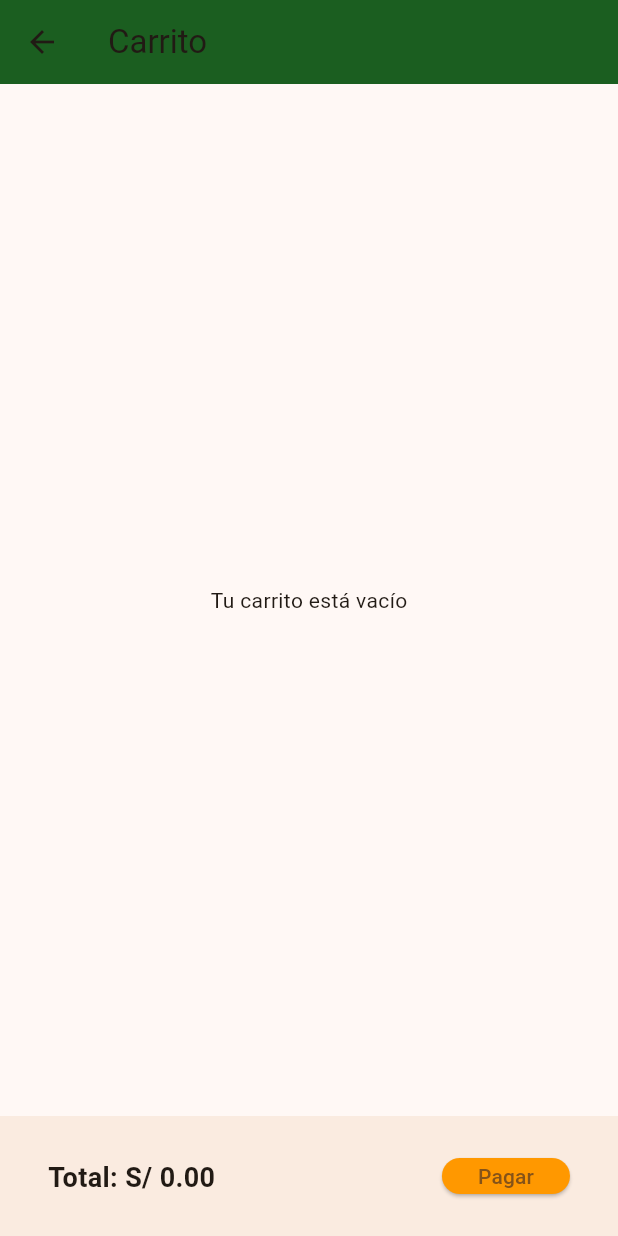
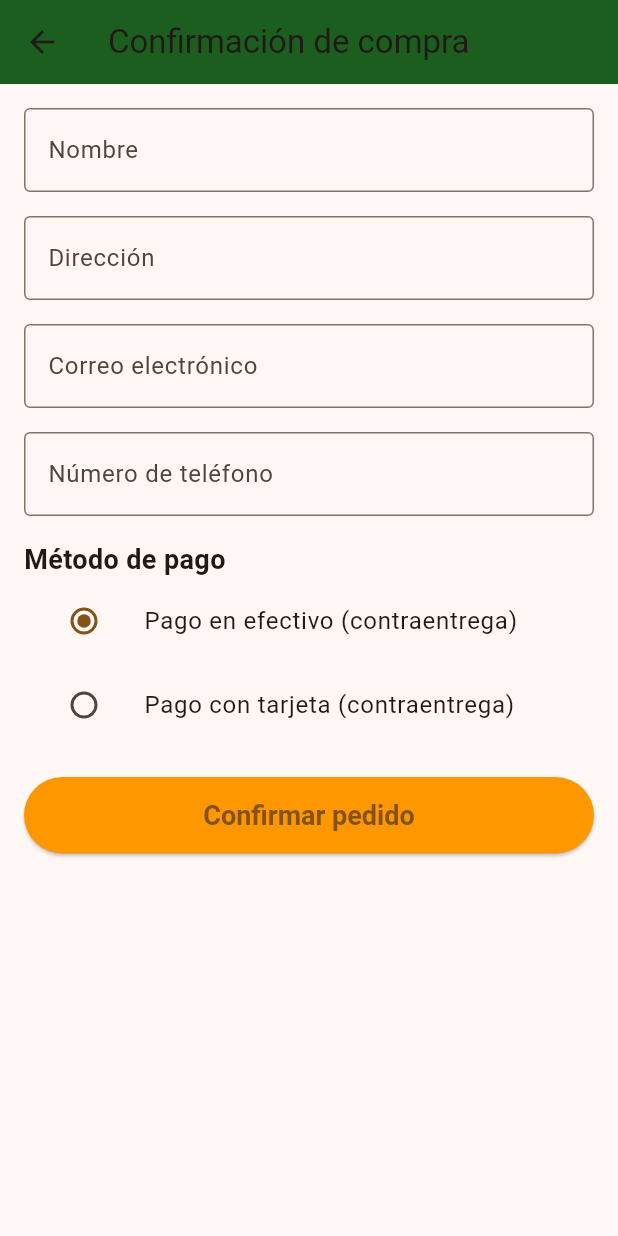
Before and after one commit to JoseArroyo2k/AppDeliveryPolleria, a Flutter app: the CarritoPage screen opened directly, after a tap on "Pagar", on a phone screen of 412 x 824 dp. Run offline on Flutter 3.47's test engine with Material 3 defaults, Android fonts, the phone set to English and light mode, and no system bars; our stand-ins replace carousel_slider, cloud_firestore, firebase_core; accounts and stored records are empty.

Commit message:
Avance del carrito - autocompletado restante

```diff
--- /dev/null
+++ b/lib/ConfirmacionCompra.dart
@@ -0,0 +1,156 @@
+import 'package:flutter/material.dart';
+import 'package:provider/provider.dart';
+import 'user_provider.dart'; // Importamos el UserProvider
+
+class ConfirmacionCompraPage extends StatefulWidget {
+  final bool isRegistered;
+
+  ConfirmacionCompraPage({required this.isRegistered});
+
+  @override
+  _ConfirmacionCompraPageState createState() => _ConfirmacionCompraPageState();
+}
+
+class _ConfirmacionCompraPageState extends State<ConfirmacionCompraPage> {
+  TextEditingController _nombreController = TextEditingController();
+  TextEditingController _direccionController = TextEditingController();
+  TextEditingController _correoController = TextEditingController();
+  TextEditingController _numeroController = TextEditingController();
+
+  String _metodoPago = 'efectivo';
+
+  @override
+  void initState() {
+    super.initState();
+    if (widget.isRegistered) {
+      _autocompletarDatos();
+    }
+  }
+
+  // Autocompletamos los datos del usuario usando el UserProvider
+  void _autocompletarDatos() {
+    final userProvider = Provider.of<UserProvider>(context, listen: false);
+
+    // Asegurarse de que los datos se imprimen en consola para depuración
+    print('Autocompletando datos de usuario...');
+    print('Nombre: ${userProvider.nombre}');
+    print('Dirección: ${userProvider.direccion}');
+    print('Correo: ${userProvider.correo}');
+    print('Número: ${userProvider.numero}');
+
+    _nombreController.text = userProvider.nombre;
+    _direccionController.text = userProvider.direccion;
+    _correoController.text = userProvider.correo;
+    _numeroController.text = userProvider.numero;
+  }
+
+  // Función de confirmación de pedido
+  void _confirmarPedido() {
+    if (_nombreController.text.isEmpty ||
+        _direccionController.text.isEmpty ||
+        _correoController.text.isEmpty ||
+        _numeroController.text.isEmpty) {
+      ScaffoldMessenger.of(context).showSnackBar(SnackBar(
+        content: Text('Por favor, complete todos los campos'),
+        backgroundColor: Colors.red,
+      ));
+      return;
+    }
+
+    ScaffoldMessenger.of(context).showSnackBar(SnackBar(
+      content: Text('Pedido confirmado con éxito'),
+      backgroundColor: Colors.green,
+    ));
+
+    Navigator.pop(context);
+  }
+
+  @override
+  Widget build(BuildContext context) {
+    return Scaffold(
+      appBar: AppBar(
+        title: Text('Confirmación de compra'),
+        backgroundColor: Colors.green[900],
+      ),
+      body: Padding(
+        padding: const EdgeInsets.all(16.0),
+        child: Column(
+          crossAxisAlignment: CrossAxisAlignment.start,
+          children: [
+            TextField(
+              controller: _nombreController,
+              decoration: InputDecoration(
+                labelText: 'Nombre',
+                border: OutlineInputBorder(),
+              ),
+            ),
+            SizedBox(height: 16),
+            TextField(
+              controller: _direccionController,
+              decoration: InputDecoration(
+                labelText: 'Dirección',
+                border: OutlineInputBorder(),
+              ),
+            ),
+            SizedBox(height: 16),
+            TextField(
+              controller: _correoController,
+              decoration: InputDecoration(
+                labelText: 'Correo electrónico',
+                border: OutlineInputBorder(),
+              ),
+            ),
+            SizedBox(height: 16),
+            TextField(
+              controller: _numeroController,
+              keyboardType: TextInputType.phone,
+              decoration: InputDecoration(
+                labelText: 'Número de teléfono',
+                border: OutlineInputBorder(),
+              ),
+            ),
+            SizedBox(height: 16),
+            Text('Método de pago', style: TextStyle(fontSize: 18, fontWeight: FontWeight.bold)),
+            ListTile(
+              title: const Text('Pago en efectivo (contraentrega)'),
+              leading: Radio<String>(
+                value: 'efectivo',
+                groupValue: _metodoPago,
+                onChanged: (String? value) {
+                  setState(() {
+                    _metodoPago = value!;
+                  });
+                },
+              ),
+            ),
+            ListTile(
+              title: const Text('Pago con tarjeta (contraentrega)'),
+              leading: Radio<String>(
+                value: 'tarjeta',
+                groupValue: _metodoPago,
+                onChanged: (String? value) {
+                  setState(() {
+                    _metodoPago = value!;
+                  });
+                },
+              ),
+            ),
+            SizedBox(height: 20),
+            SizedBox(
+              width: double.infinity,
+              child: ElevatedButton(
+                onPressed: _confirmarPedido,
+                child: Text('Confirmar pedido'),
+                style: ElevatedButton.styleFrom(
+                  padding: EdgeInsets.symmetric(vertical: 15),
+                  backgroundColor: Colors.orange,
+                  textStyle: TextStyle(fontSize: 18, fontWeight: FontWeight.bold),
+                ),
+              ),
+            ),
+          ],
+        ),
+      ),
+    );
+  }
+}
--- a/lib/carrito.dart
+++ b/lib/carrito.dart
@@ -1,11 +1,21 @@
 import 'package:flutter/material.dart';
 import 'package:provider/provider.dart';
-import 'cart_provider.dart'; // Importamos el Provider
+import 'cart_provider.dart';
+import 'ConfirmacionCompra.dart';
+import 'user_provider.dart'; // Importamos el UserProvider
 
 class CarritoPage extends StatelessWidget {
   @override
   Widget build(BuildContext context) {
     final cart = Provider.of<CartProvider>(context);
+    final userProvider = Provider.of<UserProvider>(context, listen: false);
+
+    // Imprimimos los datos del usuario cuando se carga el carrito
+    print('Datos del usuario en carrito:');
+    print('Nombre: ${userProvider.nombre}');
+    print('Dirección: ${userProvider.direccion}');
+    print('Correo: ${userProvider.correo}');
+    print('Número: ${userProvider.numero}');
 
     return Scaffold(
       appBar: AppBar(
@@ -117,7 +127,14 @@ class CarritoPage extends StatelessWidget {
               ),
               ElevatedButton(
                 onPressed: () {
-                  // Lógica para proceder al pago o finalizar la compra
+                  Navigator.push(
+                    context,
+                    MaterialPageRoute(
+                      builder: (context) => ConfirmacionCompraPage(
+                        isRegistered: true,
+                      ),
+                    ),
+                  );
                 },
                 child: Text('Pagar'),
                 style: ElevatedButton.styleFrom(
--- /dev/null
+++ b/lib/user_provider.dart
@@ -0,0 +1,32 @@
+import 'package:flutter/material.dart';
+
+class UserProvider with ChangeNotifier {
+  String _nombre = '';
+  String _direccion = '';
+  String _correo = '';
+  String _numero = '';
+
+  // Getters
+  String get nombre => _nombre;
+  String get direccion => _direccion;
+  String get correo => _correo;
+  String get numero => _numero;
+
+  // Setters
+  void setUserData(String nombre, String direccion, String correo, String numero) {
+    _nombre = nombre;
+    _direccion = direccion;
+    _correo = correo;
+    _numero = numero;
+    notifyListeners();
+  }
+
+  // Para borrar datos de sesión al cerrar sesión si fuera necesario
+  void clearUserData() {
+    _nombre = '';
+    _direccion = '';
+    _correo = '';
+    _numero = '';
+    notifyListeners();
+  }
+}
```
Also changed, not shown: lib/home.dart (+28 -14 lines), lib/login.dart (+22 -6 lines), lib/main.dart (+11 -9 lines), lib/pollo.dart (+5 -24 lines).
